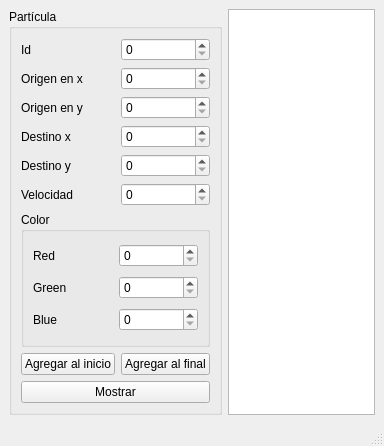
Before: the Qt Designer form main.ui in kevin2943/particula, drawn with Qt 5.
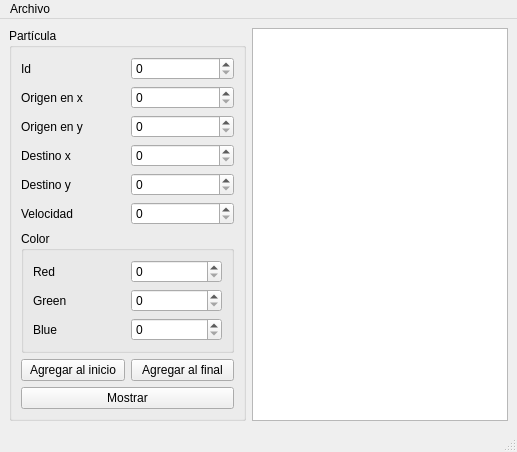
After: the same form once the commit is applied.

Patch:
```diff
--- a/main.ui
+++ b/main.ui
@@ -6,7 +6,7 @@
    <rect>
     <x>0</x>
     <y>0</y>
-    <width>384</width>
+    <width>517</width>
     <height>446</height>
    </rect>
   </property>
@@ -30,7 +30,7 @@
       <property name="title">
        <string>Partícula</string>
       </property>
-      <layout class="QGridLayout" name="gridLayout_2" columnstretch="0,0,0">
+      <layout class="QGridLayout" name="gridLayout_2" columnstretch="0,0">
        <item row="3" column="0">
         <widget class="QLabel" name="label_4">
          <property name="text">
@@ -189,10 +189,18 @@
     <rect>
      <x>0</x>
      <y>0</y>
-     <width>384</width>
+     <width>517</width>
      <height>21</height>
     </rect>
    </property>
+   <widget class="QMenu" name="menuArchivo">
+    <property name="title">
+     <string>Archivo</string>
+    </property>
+    <addaction name="actionAbrir"/>
+    <addaction name="actionGuardar"/>
+   </widget>
+   <addaction name="menuArchivo"/>
   </widget>
   <widget class="QStatusBar" name="statusbar"/>
  </widget>
```
Left out of the diff: 16 changed lines with no effect on the pictures.
